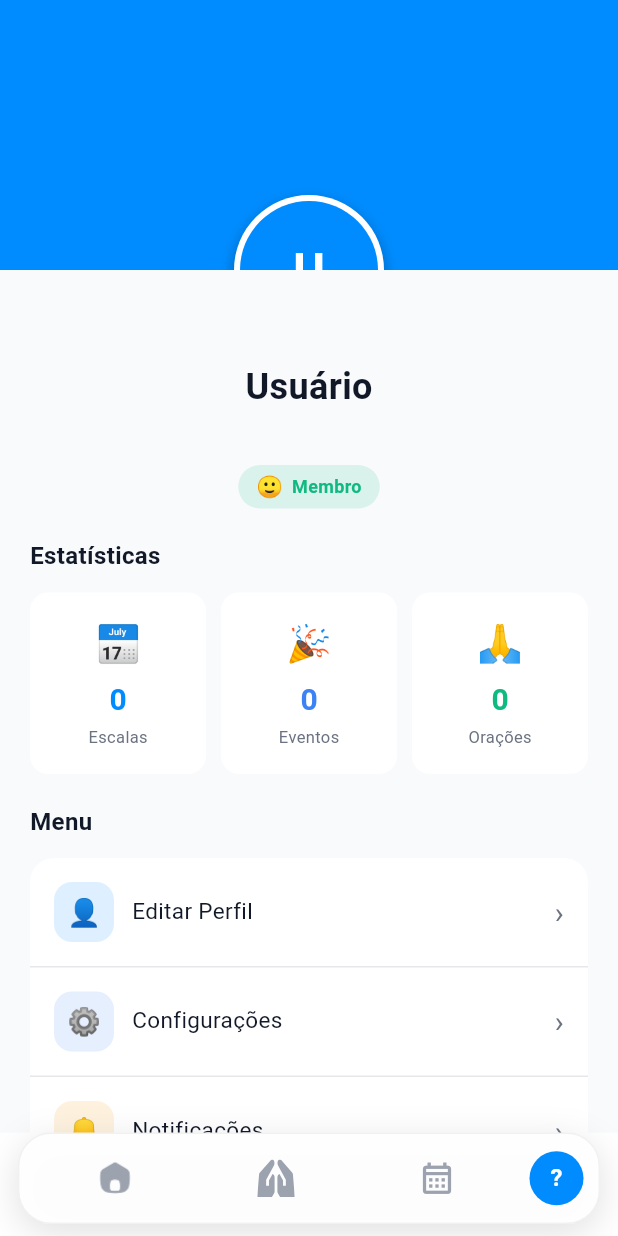
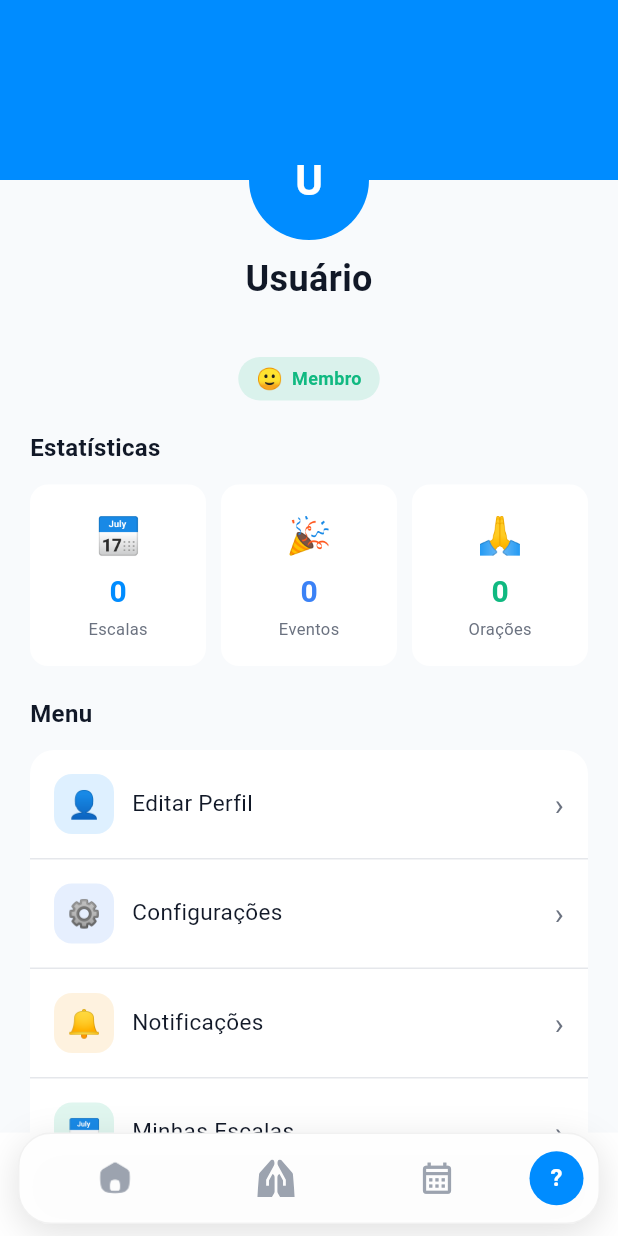
Before and after one commit to Daniel-Huudek/church-app, a Flutter app: the ProfileScreen screen opened by its route, on a phone screen of 412 x 824 dp. Run offline on Flutter 3.47's test engine with Material 3 defaults, Android fonts, the phone set to English and light mode, and no system bars; our stand-ins replace dio, flutter_riverpod, flutter_svg, go_router, google_sign_in, shared_preferences; accounts and stored records are empty.

Commit message:
profile ux

```diff
--- a/apps/mobile2/lib/features/auth/presentation/screens/login_screen.dart
+++ b/apps/mobile2/lib/features/auth/presentation/screens/login_screen.dart
@@ -31,13 +31,13 @@ class LoginScreen extends ConsumerWidget {
     final authState = ref.watch(authProvider);
 
     return Scaffold(
-      body: Container(
-        color: const Color(0xFF008CFF),
-        child: SafeArea(
+      backgroundColor: const Color(0xFF008CFF),
+      body: SafeArea(
+        child: Center(
           child: Padding(
             padding: const EdgeInsets.symmetric(horizontal: 24),
             child: Column(
-              mainAxisAlignment: MainAxisAlignment.center,
+              mainAxisSize: MainAxisSize.min,
               children: [
                 _AnimatedLogo(),
                 const SizedBox(height: 64),
@@ -91,7 +91,7 @@ class LoginScreen extends ConsumerWidget {
             ),
           ),
         ),
-      ),
+        ),
       bottomNavigationBar: SafeArea(
         child: _FadeSlideIn(
           delay: 800,
@@ -214,16 +214,17 @@ class _AnimatedLogoState extends State<_AnimatedLogo>
         children: [
           Image.asset(
             'assets/images/logo.png',
-            width: 180,
-            height: 180,
+            width: 234,
+            height: 234,
           ),
           const Padding(
             padding: EdgeInsets.only(top: 6),
             child: Text(
               'Sua igreja conectada',
               style: TextStyle(
-                color: Color(0xFF9CA3AF),
-                fontSize: 15,
+                color: Colors.white,
+                fontSize: 18,
+                fontWeight: FontWeight.bold,
               ),
             ),
           ),
--- a/apps/mobile2/lib/features/settings/presentation/screens/profile_screen.dart
+++ b/apps/mobile2/lib/features/settings/presentation/screens/profile_screen.dart
@@ -44,7 +44,44 @@ class ProfileScreen extends ConsumerWidget {
         .join()
         .toUpperCase();
     final roleKey = user?.role ?? 'MEMBRO';
-    final _roleData = _roleConfig(roleKey);
+    final roleData = _roleConfig(roleKey);
+
+    final avatarSize = 80.0;
+
+    Widget _avatarCircle(String initials) {
+      return Container(
+        width: avatarSize,
+        height: avatarSize,
+        decoration: const BoxDecoration(
+          shape: BoxShape.circle,
+          color: Color(0xFF008CFF),
+        ),
+        alignment: Alignment.center,
+        child: Text(
+          initials,
+          style: const TextStyle(
+            fontSize: 28,
+            fontWeight: FontWeight.w700,
+            color: Colors.white,
+          ),
+        ),
+      );
+    }
+
+    Widget _avatar() {
+      if (user?.avatar != null) {
+        return ClipOval(
+          child: Image.network(
+            user!.avatar!,
+            width: avatarSize,
+            height: avatarSize,
+            fit: BoxFit.cover,
+            errorBuilder: (_, __, ___) => _avatarCircle(initials),
+          ),
+        );
+      }
+      return _avatarCircle(initials);
+    }
 
     return Scaffold(
       body: Container(
@@ -55,51 +92,22 @@ class ProfileScreen extends ConsumerWidget {
               children: [
                 // Header
                 Container(
-                  height: 180,
+                  height: 120,
                   color: const Color(0xFF008CFF),
                   child: Stack(
+                    clipBehavior: Clip.none,
                     children: [
                       Positioned(
-                        bottom: -50,
+                        bottom: -40,
                         left: 0,
                         right: 0,
-                        child: Center(
-                          child: Container(
-                            width: 100,
-                            height: 100,
-                            padding: const EdgeInsets.all(4),
-                            decoration: BoxDecoration(
-                              color: cardBg,
-                              shape: BoxShape.circle,
-                              boxShadow: [
-                                BoxShadow(
-                                  color: Colors.black.withValues(alpha: 0.3),
-                                  blurRadius: 8,
-                                  offset: const Offset(0, 4),
-                                ),
-                              ],
-                            ),
-                            child: user?.avatar != null
-                                ? ClipRRect(
-                                    borderRadius: BorderRadius.circular(46),
-                                    child: Image.network(
-                                      user!.avatar!,
-                                      width: double.infinity,
-                                      height: double.infinity,
-                                      fit: BoxFit.cover,
-                                      errorBuilder: (_, __, ___) =>
-                                          _avatarCircle(initials),
-                                    ),
-                                  )
-                                : _avatarCircle(initials),
-                          ),
-                        ),
+                        child: Center(child: _avatar()),
                       ),
                     ],
                   ),
                 ),
 
-                const SizedBox(height: 60),
+                const SizedBox(height: 48),
 
                 Padding(
                   padding: const EdgeInsets.symmetric(horizontal: 20),
@@ -128,24 +136,23 @@ class ProfileScreen extends ConsumerWidget {
                             const SizedBox(height: 8),
                             Container(
                               padding: const EdgeInsets.symmetric(
-                                horizontal: 12,
-                                vertical: 4,
+                                horizontal: 12, vertical: 4,
                               ),
                               decoration: BoxDecoration(
-                                color: _roleData.color.withValues(alpha: 0.13),
+                                color: roleData.color.withValues(alpha: 0.13),
                                 borderRadius: BorderRadius.circular(20),
                               ),
                               child: Row(
                                 mainAxisSize: MainAxisSize.min,
                                 children: [
-                                  Text(_roleData.icon),
+                                  Text(roleData.icon),
                                   const SizedBox(width: 6),
                                   Text(
-                                    _roleData.label,
+                                    roleData.label,
                                     style: TextStyle(
                                       fontSize: 12,
                                       fontWeight: FontWeight.w600,
-                                      color: _roleData.color,
+                                      color: roleData.color,
                                     ),
                                   ),
                                 ],
@@ -172,8 +179,7 @@ class ProfileScreen extends ConsumerWidget {
                                 width: 40,
                                 height: 40,
                                 decoration: BoxDecoration(
-                                  color: const Color(0xFF3B82F6)
-                                      .withValues(alpha: 0.13),
+                                  color: const Color(0xFF3B82F6).withValues(alpha: 0.13),
                                   borderRadius: BorderRadius.circular(20),
                                 ),
                                 child: const Center(child: Text('📱')),
@@ -219,30 +225,21 @@ class ProfileScreen extends ConsumerWidget {
                           Row(
                             children: [
                               _StatCard(
-                                icon: '📅',
-                                value: '0',
-                                label: 'Escalas',
+                                icon: '📅', value: '0', label: 'Escalas',
                                 color: const Color(0xFF008CFF),
-                                cardBg: cardBg,
-                                textSecondary: textSecondary,
+                                cardBg: cardBg, textSecondary: textSecondary,
                               ),
                               const SizedBox(width: 10),
                               _StatCard(
-                                icon: '🎉',
-                                value: '0',
-                                label: 'Eventos',
+                                icon: '🎉', value: '0', label: 'Eventos',
                                 color: const Color(0xFF3B82F6),
-                                cardBg: cardBg,
-                                textSecondary: textSecondary,
+                                cardBg: cardBg, textSecondary: textSecondary,
                               ),
                               const SizedBox(width: 10),
                               _StatCard(
-                                icon: '🙏',
-                                value: '0',
-                                label: 'Orações',
+                                icon: '🙏', value: '0', label: 'Orações',
                                 color: const Color(0xFF10B981),
-                                cardBg: cardBg,
-                                textSecondary: textSecondary,
+                                cardBg: cardBg, textSecondary: textSecondary,
                               ),
                             ],
                           ),
@@ -271,16 +268,12 @@ class ProfileScreen extends ConsumerWidget {
                               children: (user.ministries as List<String>)
                                   .map((m) => Container(
                                         padding: const EdgeInsets.symmetric(
-                                          horizontal: 12,
-                                          vertical: 6,
+                                          horizontal: 12, vertical: 6,
                                         ),
                                         decoration: BoxDecoration(
                                           color: cardBg,
-                                          borderRadius:
-                                              BorderRadius.circular(20),
-                                          border: Border.all(
-                                            color: borderColor,
-                                          ),
+                                          borderRadius: BorderRadius.circular(20),
+                                          border: Border.all(color: borderColor),
                                         ),
                                         child: Text(
                                           m,
@@ -306,36 +299,12 @@ class ProfileScreen extends ConsumerWidget {
                         textSecondary: textSecondary,
                         borderColor: borderColor,
                         items: [
-                          _MenuItemData(
-                            icon: '👤',
-                            label: 'Editar Perfil',
-                            color: const Color(0xFF008CFF),
-                          ),
-                          _MenuItemData(
-                            icon: '⚙️',
-                            label: 'Configurações',
-                            color: const Color(0xFF3B82F6),
-                          ),
-                          _MenuItemData(
-                            icon: '🔔',
-                            label: 'Notificações',
-                            color: const Color(0xFFF59E0B),
-                          ),
-                          _MenuItemData(
-                            icon: '📅',
-                            label: 'Minhas Escalas',
-                            color: const Color(0xFF10B981),
-                          ),
-                          _MenuItemData(
-                            icon: '🎉',
-                            label: 'Meus Eventos',
-                            color: const Color(0xFFEC4899),
-                          ),
-                          _MenuItemData(
-                            icon: '🙏',
-                            label: 'Minhas Orações',
-                            color: const Color(0xFF06B6D4),
-                          ),
+                          _MenuItemData(icon: '👤', label: 'Editar Perfil', color: const Color(0xFF008CFF)),
+                          _MenuItemData(icon: '⚙️', label: 'Configurações', color: const Color(0xFF3B82F6)),
+                          _MenuItemData(icon: '🔔', label: 'Notificações', color: const Color(0xFFF59E0B)),
+                          _MenuItemData(icon: '📅', label: 'Minhas Escalas', color: const Color(0xFF10B981)),
+                          _MenuItemData(icon: '🎉', label: 'Meus Eventos', color: const Color(0xFFEC4899)),
+                          _MenuItemData(icon: '🙏', label: 'Minhas Orações', color: const Color(0xFF06B6D4)),
                         ],
                       ),
                       const SizedBox(height: 20),
@@ -351,9 +320,7 @@ class ProfileScreen extends ConsumerWidget {
                           _MenuItemData(
                             icon: isDark ? '🌙' : '☀️',
                             label: 'Tema',
-                            color: isDark
-                                ? const Color(0xFFF59E0B)
-                                : const Color(0xFF6366F1),
+                            color: isDark ? const Color(0xFFF59E0B) : const Color(0xFF6366F1),
                             trailing: Text(
                               isDark ? 'Escuro' : 'Claro',
                               style: const TextStyle(
@@ -413,31 +380,12 @@ class ProfileScreen extends ConsumerWidget {
       ),
     );
   }
-
-  Widget _avatarCircle(String initials) {
-    return Container(
-      decoration: const BoxDecoration(
-        shape: BoxShape.circle,
-        color: Color(0xFF008CFF),
-      ),
-      alignment: Alignment.center,
-      child: Text(
-        initials,
-        style: const TextStyle(
-          fontSize: 32,
-          fontWeight: FontWeight.bold,
-          color: Colors.white,
-        ),
-      ),
-    );
-  }
 }
 
 class _RoleData {
   final String label;
   final Color color;
   final String icon;
-
   const _RoleData(this.label, this.color, this.icon);
 }
 
@@ -552,9 +500,7 @@ class _MenuSection extends StatelessWidget {
                   padding: const EdgeInsets.all(16),
                   decoration: BoxDecoration(
                     border: index < items.length - 1
-                        ? Border(
-                            bottom: BorderSide(color: borderColor, width: 1),
-                          )
+                        ? Border(bottom: BorderSide(color: borderColor, width: 1))
                         : null,
                   ),
                   child: Row(
```
